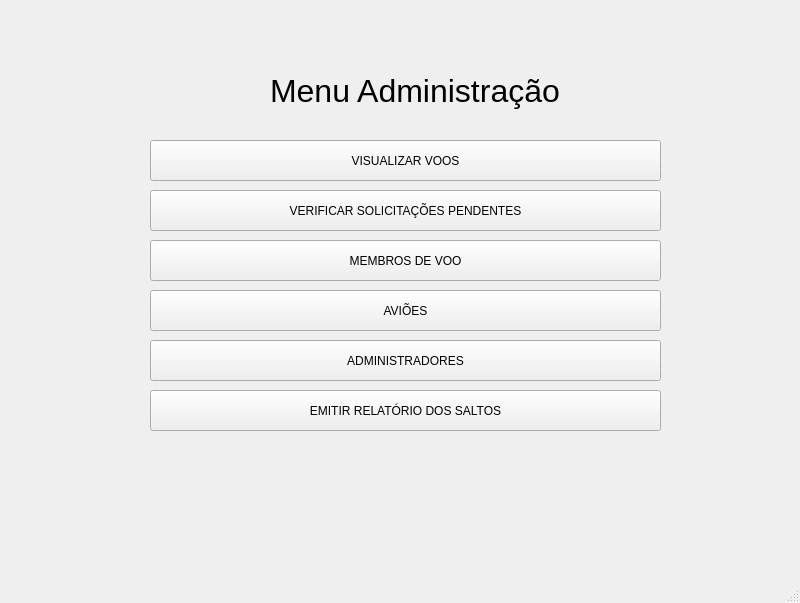
First picture: the form in src/resources/adminMenu.ui, repository Mathgobbo/Free-Fallin-Manager, before the edit.
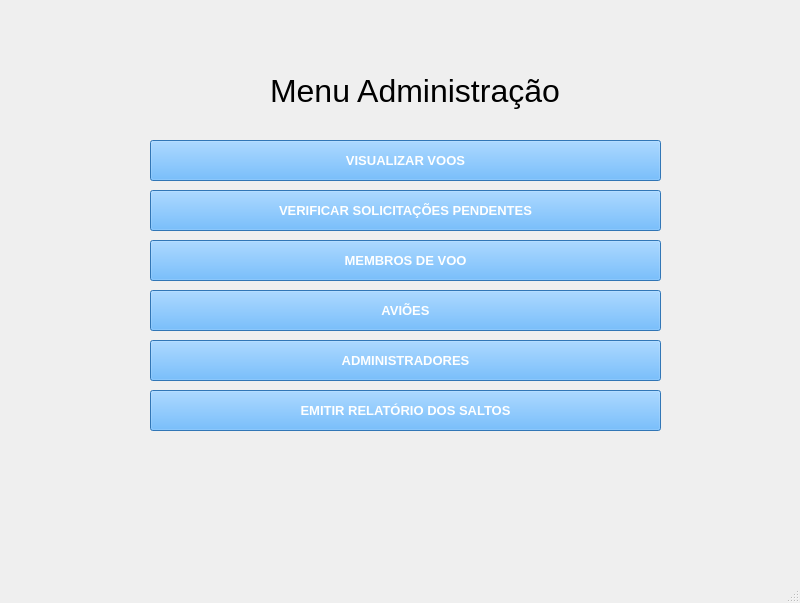
Second picture: the form after the edit.

Commit message: Ajuste: Cores dos botões no menu

Diff of the .ui file:
```diff
--- a/src/resources/adminMenu.ui
+++ b/src/resources/adminMenu.ui
@@ -41,6 +41,17 @@
             <height>41</height>
           </rect>
         </property>
+    <property name="font">
+     <font>
+      <pointsize>10</pointsize>
+      <weight>75</weight>
+      <bold>true</bold>
+     </font>
+    </property>
+    <property name="styleSheet">
+     <string notr="true">color: rgb(255, 255, 255);
+background-color: rgb(68, 165, 255)</string>
+    </property>
         <property name="text">
           <string>VISUALIZAR VOOS</string>
         </property>
@@ -54,6 +65,17 @@
             <height>41</height>
           </rect>
         </property>
+    <property name="font">
+     <font>
+      <pointsize>10</pointsize>
+      <weight>75</weight>
+      <bold>true</bold>
+     </font>
+    </property>
+    <property name="styleSheet">
+     <string notr="true">color: rgb(255, 255, 255);
+background-color: rgb(68, 165, 255)</string>
+    </property>
         <property name="text">
           <string>VERIFICAR SOLICITAÇÕES PENDENTES</string>
         </property>
@@ -67,6 +89,17 @@
             <height>41</height>
           </rect>
         </property>
+    <property name="font">
+     <font>
+      <pointsize>10</pointsize>
+      <weight>75</weight>
+      <bold>true</bold>
+     </font>
+    </property>
+    <property name="styleSheet">
+     <string notr="true">color: rgb(255, 255, 255);
+background-color: rgb(68, 165, 255)</string>
+    </property>
         <property name="text">
           <string>MEMBROS DE VOO</string>
         </property>
@@ -80,6 +113,17 @@
             <height>41</height>
           </rect>
         </property>
+    <property name="font">
+     <font>
+      <pointsize>10</pointsize>
+      <weight>75</weight>
+      <bold>true</bold>
+     </font>
+    </property>
+    <property name="styleSheet">
+     <string notr="true">color: rgb(255, 255, 255);
+background-color: rgb(68, 165, 255)</string>
+    </property>
         <property name="text">
           <string>AVIÕES</string>
         </property>
@@ -93,6 +137,17 @@
             <height>41</height>
           </rect>
         </property>
+    <property name="font">
+     <font>
+      <pointsize>10</pointsize>
+      <weight>75</weight>
+      <bold>true</bold>
+     </font>
+    </property>
+    <property name="styleSheet">
+     <string notr="true">color: rgb(255, 255, 255);
+background-color: rgb(68, 165, 255)</string>
+    </property>
         <property name="text">
           <string>ADMINISTRADORES</string>
         </property>
@@ -106,6 +161,17 @@
             <height>41</height>
           </rect>
         </property>
+    <property name="font">
+     <font>
+      <pointsize>10</pointsize>
+      <weight>75</weight>
+      <bold>true</bold>
+     </font>
+    </property>
+    <property name="styleSheet">
+     <string notr="true">color: rgb(255, 255, 255);
+background-color: rgb(68, 165, 255)</string>
+    </property>
         <property name="text">
           <string>EMITIR RELATÓRIO DOS SALTOS</string>
         </property>
```
Left out of the diff: 8 changed lines with no effect on the pictures. Lines whose indentation alone changed are shown as unchanged.
